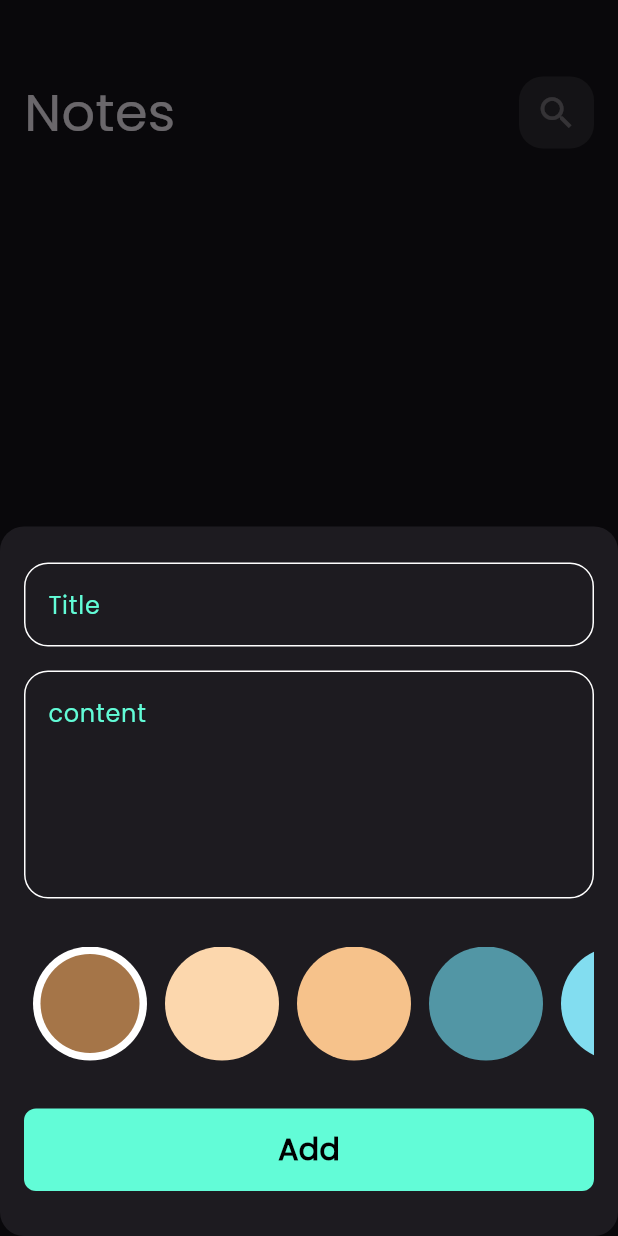
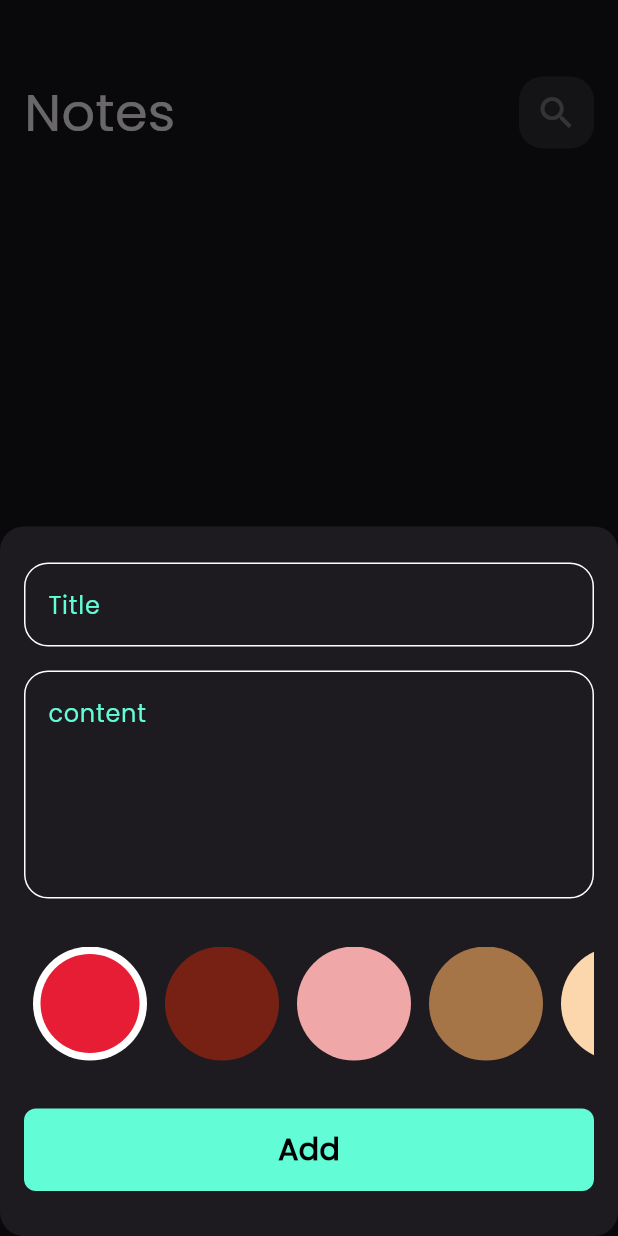
Before and after one commit to lobnanady2002/notes_app, a Flutter app: the screen it shows after launch, after a tap on the "add" icon, on a phone screen of 412 x 824 dp. Run offline on Flutter 3.47's test engine with Material 3 defaults, Android fonts, the phone set to English and light mode, and no system bars; our stand-ins replace bloc, flutter_bloc, font_awesome_flutter, hive, hive_flutter; accounts and stored records are empty.

Commit message:
add note bottom sheet done

```diff
--- a/lib/cubits/add_notes_cuibt/add_notes_cubit.dart
+++ b/lib/cubits/add_notes_cuibt/add_notes_cubit.dart
@@ -1,3 +1,5 @@
+import 'dart:ui';
+
 import 'package:flutter_bloc/flutter_bloc.dart';
 import 'package:hive_flutter/adapters.dart';
 import 'package:meta/meta.dart';
@@ -6,7 +8,9 @@ import 'package:notes_app/models/note_model.dart';
 part 'add_notes_state.dart';
 class AddNotesCubit extends Cubit<AddNotesState> {
   AddNotesCubit() : super(AddNotesInitial());
+  Color color=Color(0xffE71D36);
   addNote(NoteModel note ) async{
+    note.color = color.toARGB32();
     emit(AddNotesLoading());
    try{
      var notesBox = Hive.box<NoteModel>(kNotesBox);
--- a/lib/widgets/colors_list_view.dart
+++ b/lib/widgets/colors_list_view.dart
@@ -1,4 +1,6 @@
 import 'package:flutter/material.dart';
+import 'package:flutter_bloc/flutter_bloc.dart';
+import 'package:notes_app/cubits/add_notes_cuibt/add_notes_cubit.dart';
 
 class ColorItem extends StatelessWidget {
   const ColorItem({super.key, required this.isActive, required this.color,});
@@ -31,11 +33,17 @@ class ColorsListView extends StatefulWidget {
 class _ColorsListViewState extends State<ColorsListView> {
   int currentIndex = 0;
   List<Color> colors=[
+    Color(0xffE71D36),
+    Color(0xff772014),
+    Color(0xffEFA7A7),
     Color(0xffA57548),
     Color(0xffFCD7AD),
     Color(0xffF6C28B),
     Color(0xff5296A5),
     Color(0xff82DDF0),
+    Color(0xffF46036),
+    Color(0xff414770),
+    Color(0xff372248),
   ];
   @override
   Widget build(BuildContext context) {
@@ -50,6 +58,7 @@ class _ColorsListViewState extends State<ColorsListView> {
               child: GestureDetector(
                 onTap: (){
                   currentIndex=index;
+                  BlocProvider.of<AddNotesCubit>(context).color = colors[index];
                   setState(() {});
                 },
                 child: ColorItem(
```
